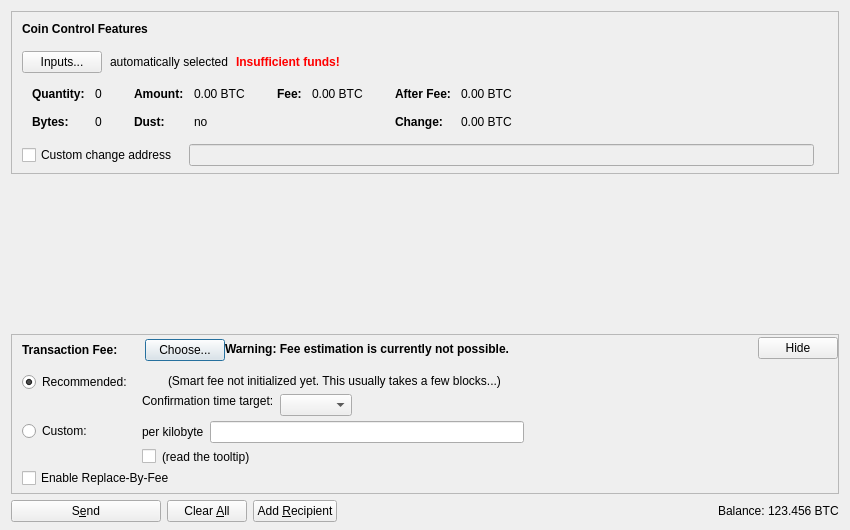
Before: the Qt Designer form src/qt/forms/sendcoinsdialog.ui in uhlik-mdfkbtc-veles-development/veles, drawn with Qt 5.
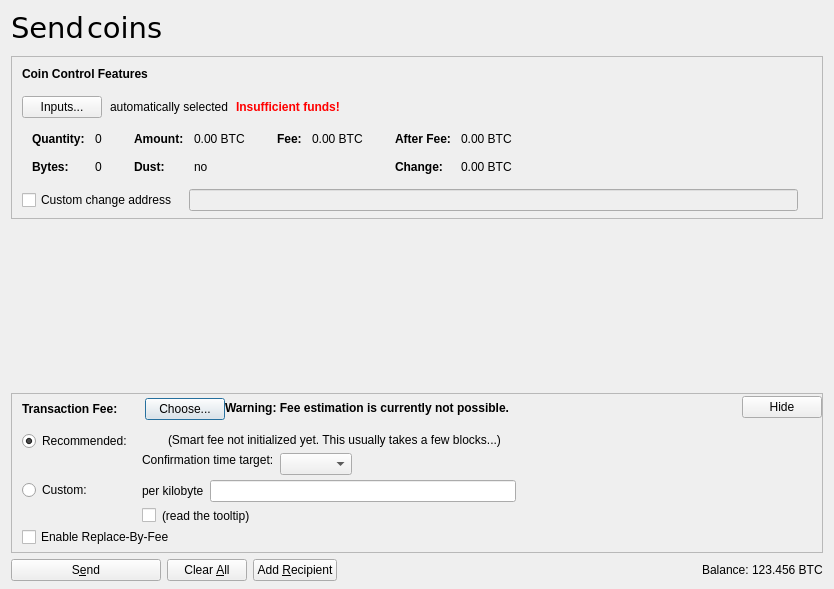
After: the same form once the commit is applied. Icons and pictures are not drawn. Custom widgets are drawn as their Qt base class.

Commit message: ADD: font + fix css ...

The edit to the form file:
```diff
--- a/src/qt/forms/sendcoinsdialog.ui
+++ b/src/qt/forms/sendcoinsdialog.ui
@@ -6,17 +6,69 @@
    <rect>
     <x>0</x>
     <y>0</y>
-    <width>850</width>
-    <height>530</height>
+    <width>831</width>
+    <height>589</height>
    </rect>
   </property>
   <property name="windowTitle">
    <string>Send Coins</string>
   </property>
-  <layout class="QVBoxLayout" name="verticalLayout" stretch="0,1,0,0">
+  <layout class="QVBoxLayout" name="verticalLayout" stretch="0,0,1,0,0">
    <property name="bottomMargin">
     <number>8</number>
    </property>
+   <item>
+    <layout class="QHBoxLayout" name="horizontalLayout_3">
+     <property name="spacing">
+      <number>2</number>
+     </property>
+     <property name="bottomMargin">
+      <number>5</number>
+     </property>
+     <item>
+      <widget class="QLabel" name="whiteTitle">
+       <property name="font">
+        <font>
+         <family>DejaVu Sans</family>
+         <pointsize>22</pointsize>
+        </font>
+       </property>
+       <property name="text">
+        <string>Send</string>
+       </property>
+       <property name="margin">
+        <number>5</number>
+       </property>
+      </widget>
+     </item>
+     <item>
+      <widget class="QLabel" name="greyTitle">
+       <property name="font">
+        <font>
+         <family>DejaVu Sans</family>
+         <pointsize>22</pointsize>
+        </font>
+       </property>
+       <property name="text">
+        <string>coins</string>
+       </property>
+      </widget>
+     </item>
+     <item>
+      <spacer name="horizontalSpacer_3">
+       <property name="orientation">
+        <enum>Qt::Horizontal</enum>
+       </property>
+       <property name="sizeHint" stdset="0">
+        <size>
+         <width>40</width>
+         <height>20</height>
+        </size>
+       </property>
+      </spacer>
+     </item>
+    </layout>
+   </item>
    <item>
     <widget class="QFrame" name="frameCoinControl">
      <property name="sizePolicy">
@@ -590,11 +642,11 @@
        <rect>
         <x>0</x>
         <y>0</y>
-        <width>832</width>
+        <width>813</width>
         <height>73</height>
        </rect>
       </property>
-      <layout class="QVBoxLayout" name="verticalLayout_2" stretch="0,1">
+      <layout class="QVBoxLayout" name="verticalLayout_2" stretch="0,0">
        <property name="leftMargin">
         <number>0</number>
        </property>
@@ -619,6 +671,9 @@
          <property name="orientation">
           <enum>Qt::Vertical</enum>
          </property>
+         <property name="sizeType">
+          <enum>QSizePolicy::Expanding</enum>
+         </property>
          <property name="sizeHint" stdset="0">
           <size>
            <width>20</width>
@@ -1266,17 +1321,17 @@
   </layout>
  </widget>
  <customwidgets>
-  <customwidget>
-   <class>QValidatedLineEdit</class>
-   <extends>QLineEdit</extends>
-   <header>qt/qvalidatedlineedit.h</header>
-  </customwidget>
   <customwidget>
    <class>BitcoinAmountField</class>
    <extends>QLineEdit</extends>
    <header>qt/bitcoinamountfield.h</header>
    <container>1</container>
   </customwidget>
+  <customwidget>
+   <class>QValidatedLineEdit</class>
+   <extends>QLineEdit</extends>
+   <header>qt/qvalidatedlineedit.h</header>
+  </customwidget>
  </customwidgets>
  <resources>
   <include location="../bitcoin.qrc"/>
```
The commit also changes 6 other files.
